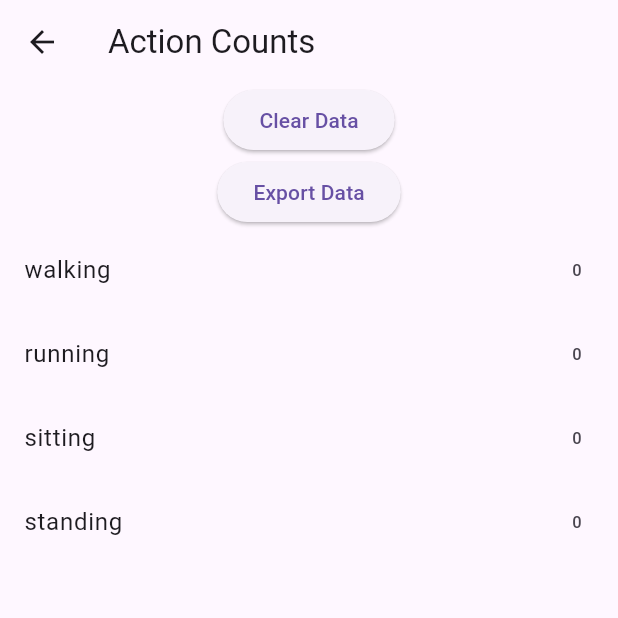
After one commit to diasmashikov/mobile-sensorium, a Flutter app: the screen it shows after launch, after a tap on "Start Saving Data", after a tap on "Stop Saving Data", after a tap on "View Data Page", on a phone screen of 412 x 824 dp, the top half of it. The commit adds this screen. Run offline on Flutter 3.47's test engine with Material 3 defaults, Android fonts, the phone set to English and light mode, and no system bars; our stand-ins replace csv, get_it, sensors_plus, share, sqflite; accounts and stored records are empty.

Commit message:
Added data collection by type of action, data readings page, data export to CSV, and analyzed data using Tableau

```diff
--- /dev/null
+++ b/lib/data_page.dart
@@ -0,0 +1,82 @@
+import 'package:flutter/material.dart';
+import 'package:mobile_sensorium/database/accelerometer_db.dart';
+import 'package:mobile_sensorium/service_locator.dart';
+import 'package:mobile_sensorium/services/csv_exporter.dart';
+
+class DataPage extends StatefulWidget {
+  const DataPage({super.key});
+
+  @override
+  State<DataPage> createState() => _DataPageState();
+}
+
+class _DataPageState extends State<DataPage> {
+  final List<String> actions = ['walking', 'running', 'sitting', 'standing'];
+  Map<String, int> actionCounts = {};
+  final accelerometerDB = getIt<AccelerometerDB>();
+
+  @override
+  void initState() {
+    super.initState();
+    fetchActionCounts();
+  }
+
+  Future<void> fetchActionCounts() async {
+    Map<String, int> counts = {};
+    for (var action in actions) {
+      final count = await accelerometerDB.getCountByAction(action);
+      counts[action] = count;
+    }
+
+    setState(() {
+      actionCounts = counts;
+    });
+  }
+
+  Future<void> clearData() async {
+    await accelerometerDB.clearDatabase();
+    // Refresh UI by resetting actionCounts
+    setState(() {
+      actionCounts = Map.fromIterable(actions, key: (e) => e, value: (e) => 0);
+    });
+  }
+
+  @override
+  Widget build(BuildContext context) {
+    return Scaffold(
+      appBar: AppBar(
+        title: const Text('Action Counts'),
+      ),
+      body: Column(
+        children: [
+          ElevatedButton(
+            onPressed: clearData,
+            child: const Text('Clear Data'),
+          ),
+          ElevatedButton(
+            onPressed: () async {
+              var exporter = CSVExporter();
+              var csvData = await exporter.convertDataToCSV();
+              var file = await exporter.saveCSVToFile(csvData);
+              exporter.shareCSVFile(file.path);
+            },
+            child: Text('Export Data'),
+          ),
+          Expanded(
+            child: ListView.builder(
+              itemCount: actionCounts.length,
+              itemBuilder: (context, index) {
+                String action = actions[index];
+                int count = actionCounts[action] ?? 0;
+                return ListTile(
+                  title: Text(action),
+                  trailing: Text('$count'),
+                );
+              },
+            ),
+          ),
+        ],
+      ),
+    );
+  }
+}
--- a/lib/database/accelerometer_db.dart
+++ b/lib/database/accelerometer_db.dart
@@ -14,7 +14,7 @@ class AccelerometerDB {
     await database.execute("""
     CREATE TABLE IF NOT EXISTS $tableName (
       "id" INTEGER PRIMARY KEY AUTOINCREMENT,
-      "timestamp" INTEGER,
+      elapsed_milliseconds INTEGER,
       "x" REAL,
       "y" REAL,
       "z" REAL,
@@ -25,9 +25,9 @@ class AccelerometerDB {
 
   Future<void> createAccelerometerRecord(AccelerometerRecord record) async {
     await db.rawInsert(
-      'INSERT INTO $tableName (timestamp, x, y, z, orientation, action) VALUES (?, ?, ?, ?, ?, ?)',
+      'INSERT INTO $tableName (elapsed_milliseconds, x, y, z, orientation, action) VALUES (?, ?, ?, ?, ?, ?)',
       [
-        record.timestamp,
+        record.elapsedMilliseconds,
         record.x,
         record.y,
         record.z,
@@ -46,8 +46,15 @@ class AccelerometerDB {
     });
   }
 
-  Future<void> clearDatabase() async {
-    await db.rawDelete('DELETE FROM $tableName');
+  Future<List<AccelerometerRecord>> fetchRecordsByAction(String action) async {
+    final List<Map<String, dynamic>> result = await db.rawQuery(
+      'SELECT * FROM $tableName WHERE action = ?',
+      [action],
+    );
+
+    return List.generate(result.length, (i) {
+      return AccelerometerRecord.fromMap(result[i]);
+    });
   }
 
   Future<int> getCount() async {
@@ -55,4 +62,16 @@ class AccelerometerDB {
     int count = Sqflite.firstIntValue(data) ?? 0;
     return count;
   }
+
+  Future<int> getCountByAction(String action) async {
+    final data = await db.rawQuery(
+      'SELECT COUNT(*) FROM $tableName WHERE action = ?',
+      [action],
+    );
+    return Sqflite.firstIntValue(data) ?? 0;
+  }
+
+  Future<void> clearDatabase() async {
+    await db.rawDelete('DELETE FROM $tableName');
+  }
 }
--- a/lib/database/database_service.dart
+++ b/lib/database/database_service.dart
@@ -23,7 +23,7 @@ class DatabaseService {
     final path = await fullPath;
     var database = await openDatabase(
       path,
-      version: 4,
+      version: 5,
       onCreate: _onCreate,
       onUpgrade: _onUpgrade,
       singleInstance: true,
@@ -33,7 +33,8 @@ class DatabaseService {
 
   Future<void> _onUpgrade(
       Database database, int oldVersion, int newVersion) async {
-    database.execute('ALTER TABLE accelerometer_records ADD action TEXT');
+    await database.execute('DROP TABLE IF EXISTS accelerometer_records');
+    _onCreate(database, newVersion);
   }
 
   Future<void> _onCreate(Database database, int version) async =>
--- a/lib/model/accelerometer_record.dart
+++ b/lib/model/accelerometer_record.dart
@@ -1,6 +1,6 @@
 class AccelerometerRecord {
   final int? id;
-  final String timestamp;
+  final int elapsedMilliseconds;
   final double x;
   final double y;
   final double z;
@@ -9,7 +9,7 @@ class AccelerometerRecord {
 
   AccelerometerRecord({
     this.id, // id is nullable because it will be auto-generated by the database
-    required this.timestamp,
+    required this.elapsedMilliseconds,
     required this.x,
     required this.y,
     required this.z,
@@ -20,7 +20,7 @@ class AccelerometerRecord {
   Map<String, dynamic> toMap() {
     return {
       'id': id,
-      'timestamp': timestamp,
+      'elapsedMilliseconds': elapsedMilliseconds,
       'x': x,
       'y': y,
       'z': z,
@@ -32,7 +32,7 @@ class AccelerometerRecord {
   factory AccelerometerRecord.fromMap(Map<String, dynamic> map) {
     return AccelerometerRecord(
       id: map['id'],
-      timestamp: map['timestamp'],
+      elapsedMilliseconds: map['elapsed_milliseconds'],
       x: map['x'],
       y: map['y'],
       z: map['z'],
@@ -43,6 +43,6 @@ class AccelerometerRecord {
 
   @override
   String toString() {
-    return 'AccelerometerRecord{id: $id, timestamp: $timestamp, x: $x, y: $y, z: $z, orientation: $orientation, action: $action}';
+    return 'AccelerometerRecord{id: $id, elapsedMilliseconds: $elapsedMilliseconds, x: $x, y: $y, z: $z, orientation: $orientation, action: $action}';
   }
 }
--- a/lib/sensor_page.dart
+++ b/lib/sensor_page.dart
@@ -1,4 +1,5 @@
 import 'package:flutter/material.dart';
+import 'package:mobile_sensorium/data_page.dart';
 import 'package:mobile_sensorium/database/accelerometer_db.dart';
 import 'package:mobile_sensorium/database/database_service.dart';
 import 'package:mobile_sensorium/model/accelerometer_record.dart';
@@ -24,11 +25,18 @@ class _SensorPageState extends State<SensorPage> {
   int accelerometerRecordCount = 0;
   final accelerometerDB = getIt<AccelerometerDB>();
 
+  bool isSaving = false;
+  String selectedAction = 'walking';
+  final List<String> actions = ['walking', 'running', 'sitting', 'standing'];
+
+  DateTime? startTime;
+
   @override
   void initState() {
     super.initState();
 
     updateRecordCount();
+
     accelerometerEventStream(samplingPeriod: SensorInterval.normalInterval)
         .listen((event) async {
       setState(() {
@@ -39,21 +47,36 @@ class _SensorPageState extends State<SensorPage> {
             _orientationManager.determineOrientation(_accelerometerData);
       });
 
+      if (isSaving && startTime != null) {
+        final now = DateTime.now();
+        final elapsedMilliseconds = now.difference(startTime!).inMilliseconds;
+
         final record = AccelerometerRecord(
-          timestamp: DateTime.now().toString(),
+            elapsedMilliseconds: elapsedMilliseconds,
             x: _accelerometerData.x,
             y: _accelerometerData.y,
             z: _accelerometerData.z,
             orientation: _orientationState.toString(),
-          action: "walking");
+            action: selectedAction);
 
         accelerometerDB.createAccelerometerRecord(record);
+      }
+    });
+  }
+
+  void toggleSaving() {
+    setState(() {
+      isSaving = !isSaving;
+      if (isSaving) {
+        startTime = DateTime.now();
+      } else {
+        startTime = null;
+      }
     });
   }
 
   Future<void> updateRecordCount() async {
-    int count =
-        await accelerometerDB.getCount(); // Use your method to get the count
+    int count = await accelerometerDB.getCount();
     setState(() {
       accelerometerRecordCount = count;
     });
@@ -66,18 +89,44 @@ class _SensorPageState extends State<SensorPage> {
       mainAxisAlignment: MainAxisAlignment.center,
       children: [
         Text('Number of Accelerometer Records: $accelerometerRecordCount'),
+        const Divider(),
         _buildOrientation(),
-        Divider(),
         _buildMetrics(_accelerometerData),
+        const Divider(),
+        DropdownButton<String>(
+            value: selectedAction,
+            items: actions
+                .map((action) => DropdownMenuItem(
+                      value: action,
+                      child: Text(action),
+                    ))
+                .toList(),
+            onChanged: (newValue) {
+              setState(() {
+                selectedAction = newValue!;
+              });
+            }),
         OutlinedButton(
-            onPressed: () async {
-              List<AccelerometerRecord> records =
-                  await accelerometerDB.fetchAllAccelerometerRecords();
-              print(records);
-            },
-            child: const Text("Show accelerometer data"))
+            onPressed: toggleSaving,
+            child: Text(isSaving ? "Stop Saving Data" : "Start Saving Data")),
+        if (isSaving)
+          Text(
+            "Actively saving records for action " + selectedAction,
+            style: TextStyle(color: Colors.green),
+          ),
+        ElevatedButton(
+          onPressed: () => navigateToDataPage(context),
+          child: const Text('View Data Page'),
+        ),
       ],
     ));
+  }
+
+  void navigateToDataPage(BuildContext context) {
+    Navigator.push(
+      context,
+      MaterialPageRoute(builder: (context) => const DataPage()),
+    );
   }
 
   Widget _buildOrientation() {
--- /dev/null
+++ b/lib/services/csv_exporter.dart
@@ -0,0 +1,48 @@
+import 'dart:io';
+import 'package:csv/csv.dart';
+import 'package:mobile_sensorium/service_locator.dart';
+import 'package:path_provider/path_provider.dart';
+import 'package:share/share.dart';
+import 'package:mobile_sensorium/database/accelerometer_db.dart';
+import 'package:mobile_sensorium/model/accelerometer_record.dart';
+
+class CSVExporter {
+  final db = getIt<AccelerometerDB>();
+
+  Future<String> convertDataToCSV() async {
+    List<AccelerometerRecord> records = await db.fetchAllAccelerometerRecords();
+
+    List<List<dynamic>> rows = [
+      // Header row
+      ['Timestamp', 'X', 'Y', 'Z', 'Orientation', 'Action']
+    ];
+
+    for (var record in records) {
+      // Data rows
+      rows.add([
+        record.elapsedMilliseconds,
+        record.x,
+        record.y,
+        record.z,
+        record.orientation,
+        record.action
+      ]);
+    }
+
+    String csv = const ListToCsvConverter().convert(rows);
+    return csv;
+  }
+
+  Future<File> saveCSVToFile(String csvData) async {
+    final Directory directory = await getApplicationDocumentsDirectory();
+    final String path = '${directory.path}/accelerometer_data.csv';
+    final File file = File(path);
+
+    // Write the file
+    return file.writeAsString(csvData);
+  }
+
+  void shareCSVFile(String filePath) {
+    Share.shareFiles([filePath], text: 'Accelerometer Data');
+  }
+}
--- a/pubspec.yaml
+++ b/pubspec.yaml
@@ -7,13 +7,16 @@ environment:
   sdk: '>=3.2.1 <4.0.0'
 
 dependencies:
+  csv: ^5.1.1
   flutter:
     sdk: flutter
   flutter_bloc: ^8.1.3
   get_it: ^7.6.4
   path: ^1.8.3
+  path_provider: ^2.1.1
   provider: ^6.1.1
   sensors_plus: ^4.0.1
+  share: ^2.0.4
   sqflite: ^2.3.0
 
 dev_dependencies:
```
Also changed, not shown: pubspec.lock, 2 other files. Lines whose indentation alone changed are shown as unchanged.
